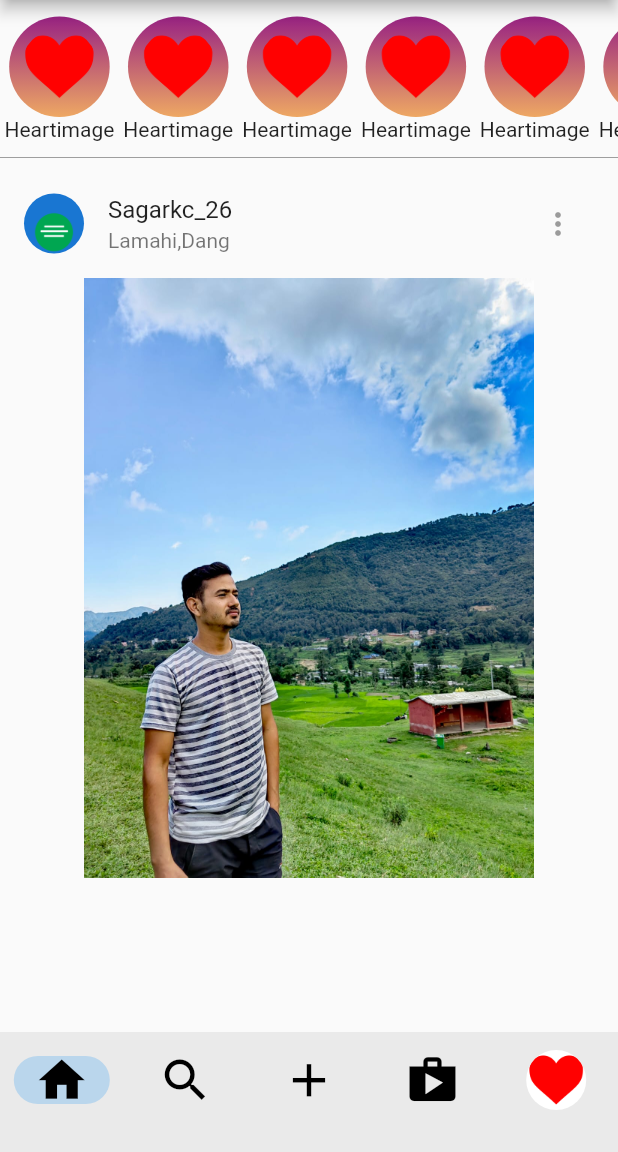
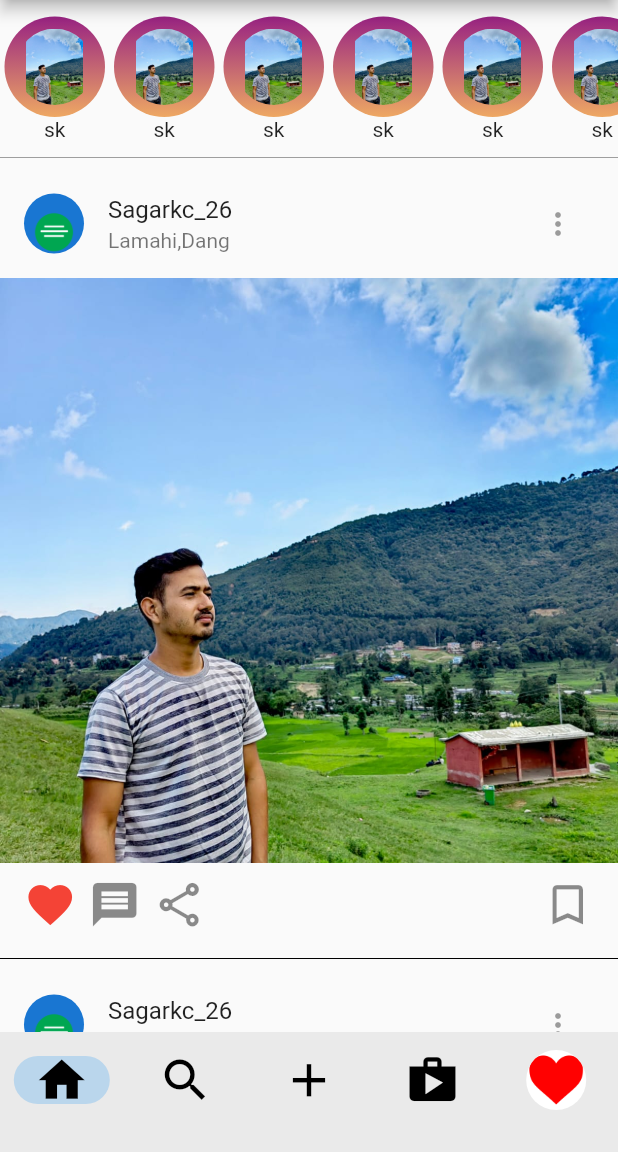
Before and after one commit to Sagarkc26/Instagram_App_UI, a Flutter app: the HomePage screen opened directly, on a phone screen of 412 x 824 dp, the part 84-1236 px from its top. Run offline on Flutter 3.47's test engine with Material 2 defaults, Android fonts, the phone set to English and light mode, and no system bars.

Commit message:
completion of instagram UI

```diff
--- a/lib/main.dart
+++ b/lib/main.dart
@@ -1,5 +1,6 @@
 import 'package:flutter/material.dart';
 import 'package:instagram_ui/home_page.dart';
+import 'package:instagram_ui/starting_page.dart';
 
 void main() => runApp(const MyApp());
 
@@ -11,7 +12,7 @@ class MyApp extends StatelessWidget {
     return const MaterialApp(
       debugShowCheckedModeBanner: false,
       title: "Instagram UI",
-      home: HomePage(),
+      home: StartingPage(),
     );
   }
 }
--- a/lib/widget/post_widget.dart
+++ b/lib/widget/post_widget.dart
@@ -6,7 +6,7 @@ class PostWidget extends StatelessWidget {
   @override
   Widget build(BuildContext context) {
     return ListView.builder(
-      itemCount: 1,
+      itemCount: 3,
       itemBuilder: (context, index) {
         return Column(
           children: [
@@ -22,12 +22,41 @@ class PostWidget extends StatelessWidget {
               ),
             ),
             Container(
-              height: 400,
+              height: 390,
+              width: MediaQuery.of(context).size.width,
               decoration: const BoxDecoration(
                 image: DecorationImage(
+                  fit: BoxFit.cover,
                   image: AssetImage("images/skc.jpg"),
                 ),
               ),
+            ),
+            ListTile(
+              leading: Wrap(
+                spacing: 8,
+                children: const [
+                  Icon(
+                    Icons.favorite,
+                    color: Colors.red,
+                    size: 35,
+                  ),
+                  Icon(
+                    Icons.message,
+                    size: 35,
+                  ),
+                  Icon(
+                    Icons.share_outlined,
+                    size: 35,
+                  )
+                ],
+              ),
+              trailing: const Icon(
+                Icons.bookmark_border_outlined,
+                size: 35,
+              ),
+            ),
+            const Divider(
+              color: Colors.black,
             )
           ],
         );
--- a/lib/widget/story.dart
+++ b/lib/widget/story.dart
@@ -42,13 +42,13 @@ class StoryWidget extends StatelessWidget {
                               decoration: const BoxDecoration(
                                 shape: BoxShape.circle,
                                 image: DecorationImage(
-                                  image: AssetImage("images/heart.png"),
+                                  image: AssetImage("images/skc.jpg"),
                                 ),
                               ),
                             ),
                           ),
                         ),
-                        const Text("Heartimage"),
+                        const Text("sk"),
                       ],
                     ),
                   );
```
Also changed, not shown: lib/starting_page.dart (added, +46 -0 lines).
